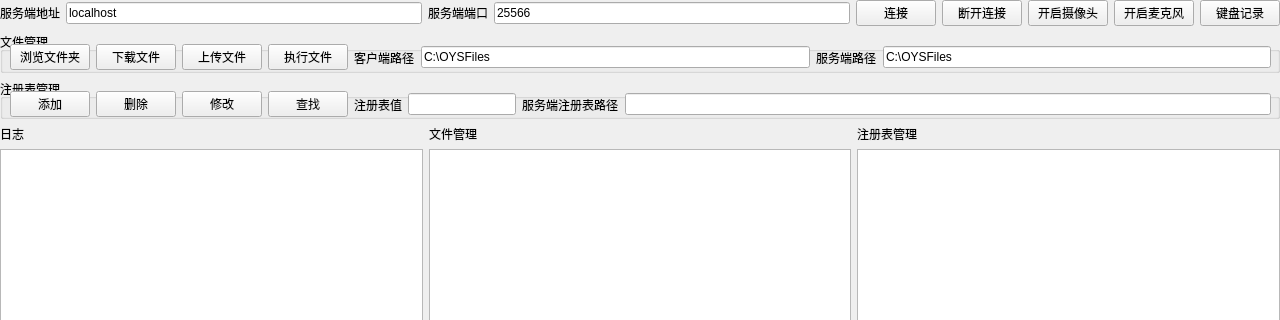
Before: the Qt Designer form src/client/client.ui in GrayJimars/O-Ur-S_WHU-Software-Security, drawn with Qt 5; both pictures show x 0 to 1280 and y 0 to 320 of the 1280 by 800 pixel window.
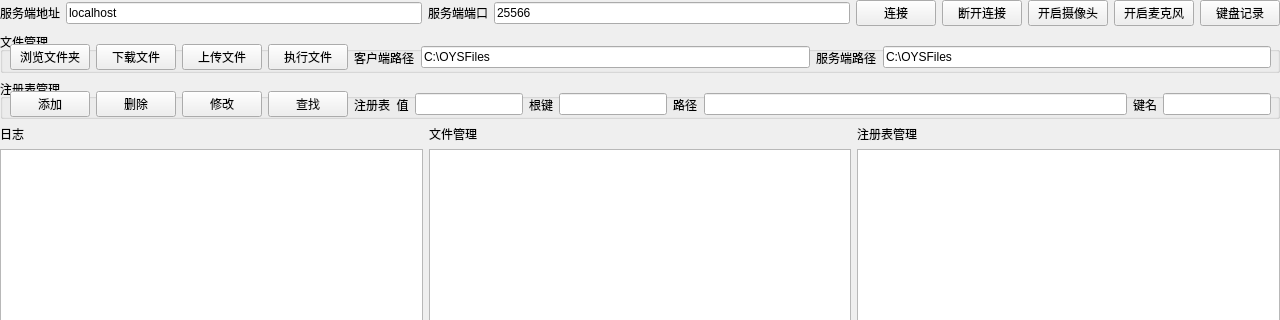
After: the same form once the commit is applied. Icons and pictures are not drawn.

```diff
--- a/src/client/client.ui
+++ b/src/client/client.ui
@@ -202,7 +202,7 @@
           <height>31</height>
          </rect>
         </property>
-        <layout class="QHBoxLayout" name="horizontalLayout_8" stretch="0,0,0,0,0,0,0,1">
+        <layout class="QHBoxLayout" name="horizontalLayout_8" stretch="0,0,0,0,0,0,0,0,0,1,0,0">
          <item>
           <widget class="QPushButton" name="regAdd">
            <property name="text">
@@ -234,7 +234,7 @@
          <item>
           <widget class="QLabel" name="label_11">
            <property name="text">
-            <string>注册表值</string>
+            <string>注册表  值</string>
            </property>
           </widget>
          </item>
@@ -248,7 +248,7 @@
          <item>
           <widget class="QLabel" name="label_12">
            <property name="text">
-            <string>服务端注册表路径</string>
+            <string>根键</string>
            </property>
           </widget>
          </item>
@@ -259,6 +259,26 @@
            </property>
           </widget>
          </item>
+         <item>
+          <widget class="QLabel" name="label_8">
+           <property name="text">
+            <string>路径</string>
+           </property>
+          </widget>
+         </item>
+         <item>
+          <widget class="QLineEdit" name="regPath"/>
+         </item>
+         <item>
+          <widget class="QLabel" name="label_9">
+           <property name="text">
+            <string>键名</string>
+           </property>
+          </widget>
+         </item>
+         <item>
+          <widget class="QLineEdit" name="regKeyName"/>
+         </item>
         </layout>
        </widget>
       </widget>
```
Left out of the diff: 2 changed lines with no effect on the pictures.
